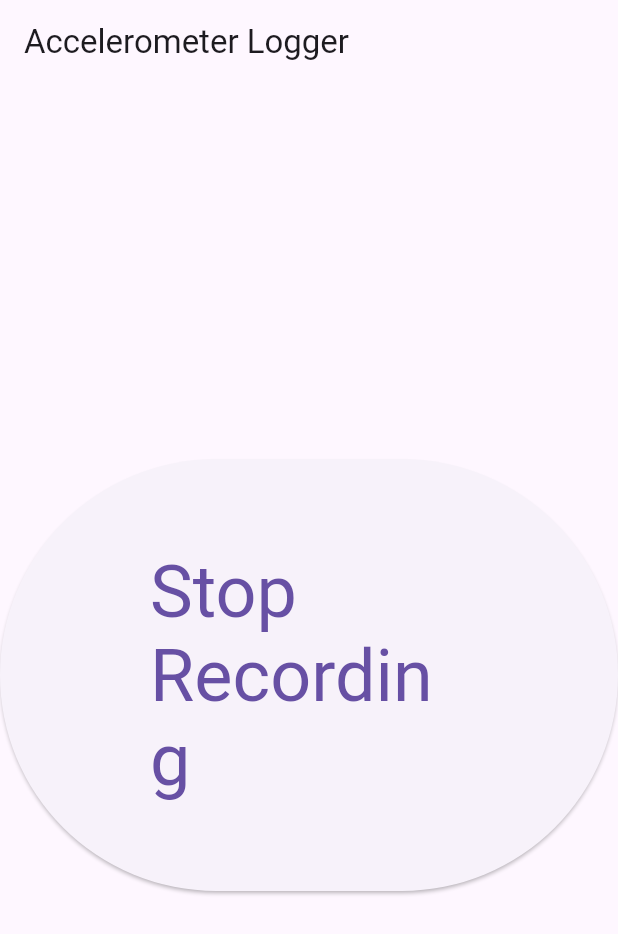
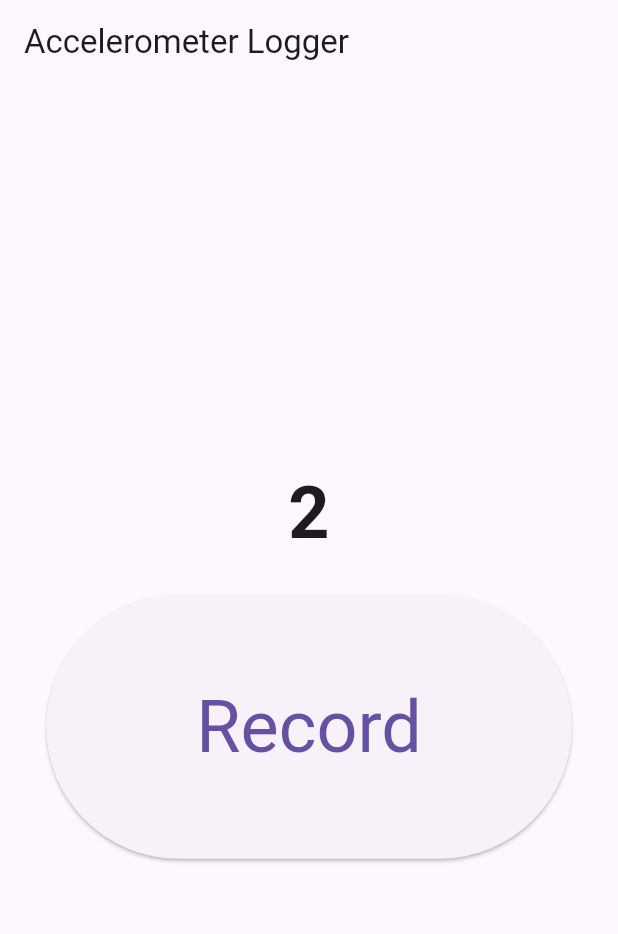
Before and after one commit to tiredoak/datalogger, a Flutter app: the screen it shows after launch, after a tap on "Record", on a phone screen of 412 x 824 dp. Shown: the top 934 px of the screen. Run offline on Flutter 3.47's test engine with Material 3 defaults, Android fonts, the phone set to English and light mode, and no system bars; our stand-ins replace device_info_plus, geolocator, permission_handler, sensors_plus.

Commit message:
3 second delay after hitting Record

```diff
--- a/lib/main.dart
+++ b/lib/main.dart
@@ -47,6 +47,7 @@ class _HomeScreenState extends State<HomeScreen> {
   final List<Map<String, dynamic>> _logData = [];
   bool isLoading = true;
   String _rideUUID = const Uuid().v4(); // UUID for the entire ride
+  int _countdown = 0; // Countdown variable
 
   @override
   void initState() {
@@ -92,6 +93,23 @@ class _HomeScreenState extends State<HomeScreen> {
   GyroscopeEvent? gyroscopeEvent;
   MagnetometerEvent? magnetometerEvet;
   Timer? timer;
+
+  void _startCountdown() {
+    setState(() {
+      _countdown = 3;
+    });
+
+    Timer.periodic(const Duration(seconds: 1), (Timer timer) {
+      setState(() {
+        if (_countdown == 0) {
+          timer.cancel();
+          _startRecording();
+        } else {
+          _countdown--;
+        }
+      });
+    });
+  }
 
   void _startRecording() async {
     setState(() {
@@ -237,9 +255,17 @@ class _HomeScreenState extends State<HomeScreen> {
             : Column(
                 mainAxisAlignment: MainAxisAlignment.center,
                 children: [
+                  if (_countdown > 0)
+                    Text(
+                      '$_countdown',
+                      style: const TextStyle(
+                        fontSize: 48,
+                        fontWeight: FontWeight.bold,
+                      ),
+                    ),
                   const SizedBox(height: 20),
                   ElevatedButton(
-                    onPressed: _isRecording ? _stopRecording : _startRecording,
+                    onPressed: _isRecording ? _stopRecording : _startCountdown,
                     child: Text(_isRecording ? 'Stop Recording' : 'Record'),
                     style: ElevatedButton.styleFrom(
                       textStyle: const TextStyle(fontSize: 48),
```
